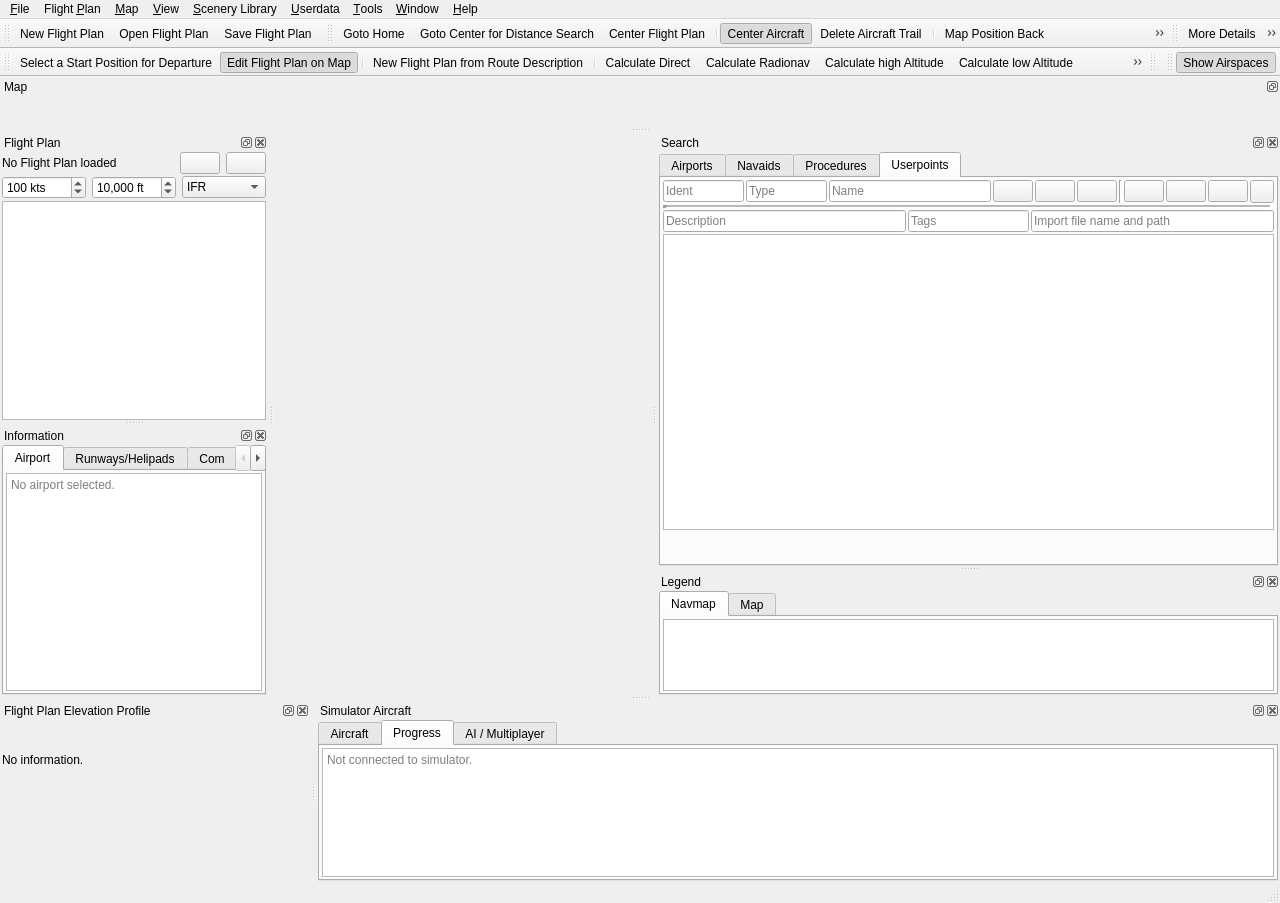
Above: src/gui/mainwindow.ui from albar965/littlenavmap before the change. Below: the same form after it.
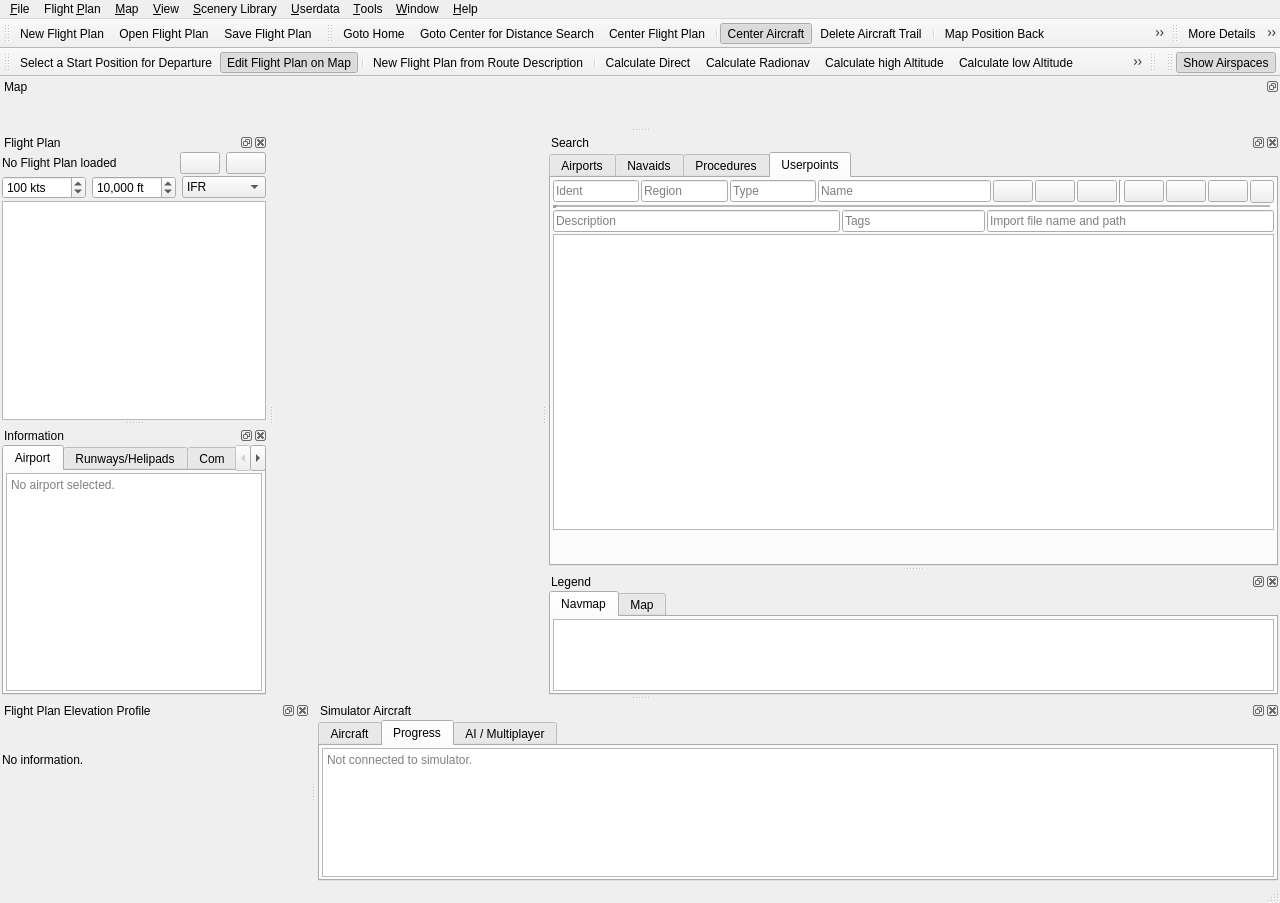
That is the form after the change. The open tabs and pages were chosen to show the change. Icons and pictures are not drawn.

Commit message: Added region to userdata. Fixed export for selected rows. Now creating CSV backup before erasing database. All #3

```diff
--- a/src/gui/mainwindow.ui
+++ b/src/gui/mainwindow.ui
@@ -2444,6 +2444,28 @@
              </property>
             </widget>
            </item>
+           <item>
+            <widget class="QLineEdit" name="lineEditUserdataRegion">
+             <property name="sizePolicy">
+              <sizepolicy hsizetype="Expanding" vsizetype="Fixed">
+               <horstretch>1</horstretch>
+               <verstretch>0</verstretch>
+              </sizepolicy>
+             </property>
+             <property name="toolTip">
+              <string>Two-letter code for ICAO region</string>
+             </property>
+             <property name="statusTip">
+              <string>Two-letter code for ICAO region</string>
+             </property>
+             <property name="placeholderText">
+              <string>Region</string>
+             </property>
+             <property name="clearButtonEnabled">
+              <bool>true</bool>
+             </property>
+            </widget>
+           </item>
            <item>
             <widget class="QLineEdit" name="lineEditUserdataType">
              <property name="sizePolicy">
```
The commit also changes 9 other files.
